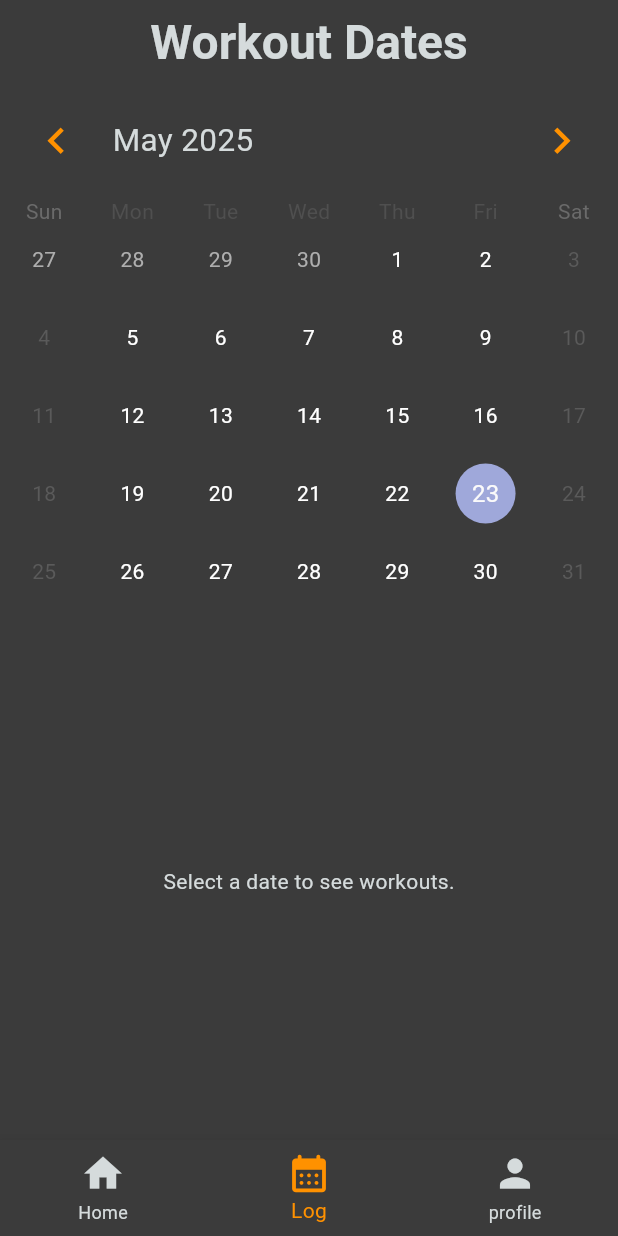
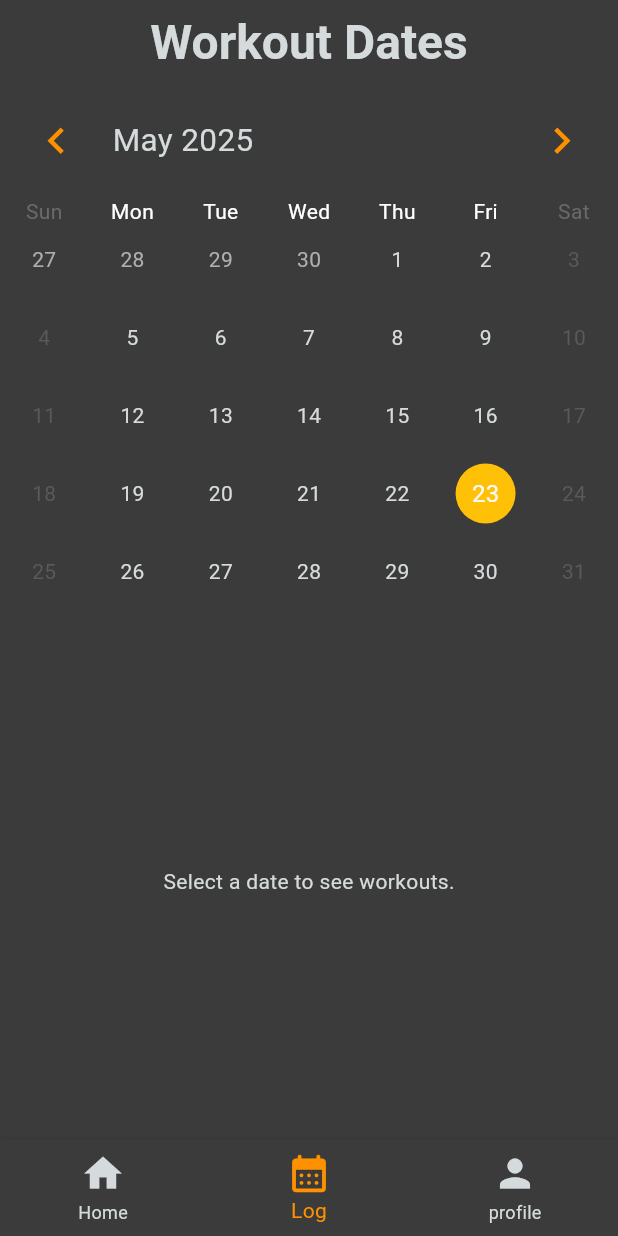
Before and after one commit to ChuangXie00/csen268_final_phase01, a Flutter app: the LogPage screen opened by its route, on a phone screen of 412 x 824 dp. Run offline on Flutter 3.47's test engine with Material 3 defaults, Android fonts, the phone set to English and light mode, and no system bars; drawn by our look-alikes of table_calendar; our stand-ins replace bloc, cloud_firestore, firebase_core, firebase_messaging, flutter_bloc, flutter_lorem and 1 more; missing offline and left inert: firebase_app_installations, firebase_in_app_messaging; accounts and stored records are empty.

Commit message:
change log color

```diff
--- a/lib/page/log_page.dart
+++ b/lib/page/log_page.dart
@@ -27,8 +27,19 @@ class _LogPageState extends State<LogPage> {
               formatButtonVisible: false,
               titleTextStyle: const TextStyle(fontSize: 21),
             ),
+            daysOfWeekStyle: DaysOfWeekStyle(
+              weekdayStyle: TextStyle(color: Colors.white),
+              weekendStyle: TextStyle(color: Color(0xFF6A6A6A)),
+            ),
             calendarStyle: CalendarStyle(
-              defaultTextStyle: TextStyle(color: Colors.white),
+              selectedDecoration: BoxDecoration(
+                color: Colors.orange,
+                shape: BoxShape.circle,
+              ),
+              todayDecoration: BoxDecoration(
+                color: Colors.amber,
+                shape: BoxShape.circle,
+              ),
             ),
             selectedDayPredicate: (day) {
               return isSameDay(_selectedDay, day);
```
